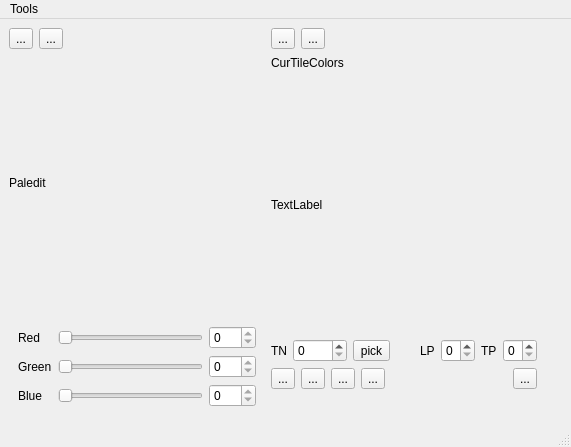
bestm80eva/TSEditor, file mainwin.ui: the form before one commit.
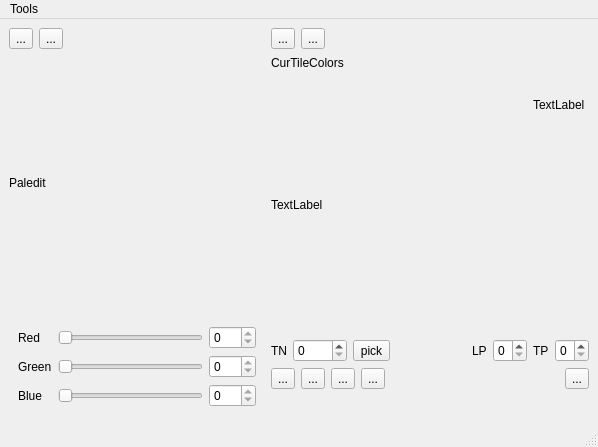
The form after the commit. Icons and pictures are not drawn. Custom widgets are drawn as their Qt base class.

Diff of the .ui file:
```diff
--- a/mainwin.ui
+++ b/mainwin.ui
@@ -6,7 +6,7 @@
    <rect>
     <x>0</x>
     <y>0</y>
-    <width>571</width>
+    <width>596</width>
     <height>429</height>
    </rect>
   </property>
@@ -14,7 +14,7 @@
    <string>MainWindow</string>
   </property>
   <widget class="QWidget" name="centralwidget">
-   <layout class="QHBoxLayout" name="horizontalLayout_5">
+   <layout class="QHBoxLayout" name="horizontalLayout_6">
     <item>
      <layout class="QVBoxLayout" name="verticalLayout">
       <item>
@@ -187,7 +187,7 @@
      </layout>
     </item>
     <item>
-     <layout class="QVBoxLayout" name="verticalLayout_2">
+     <layout class="QVBoxLayout" name="verticalLayout_3">
       <item>
        <layout class="QHBoxLayout" name="horizontalLayout_2">
         <item>
@@ -253,6 +253,8 @@
        </widget>
       </item>
       <item>
+       <layout class="QHBoxLayout" name="horizontalLayout_5">
+        <item>
        <widget class="MLabel" name="tiledit">
         <property name="sizePolicy">
          <sizepolicy hsizetype="Fixed" vsizetype="Fixed">
@@ -278,6 +280,50 @@
        </widget>
       </item>
       <item>
+         <layout class="QVBoxLayout" name="verticalLayout_2">
+          <item>
+           <widget class="MLabel" name="viewLab">
+            <property name="sizePolicy">
+             <sizepolicy hsizetype="Fixed" vsizetype="Fixed">
+              <horstretch>0</horstretch>
+              <verstretch>0</verstretch>
+             </sizepolicy>
+            </property>
+            <property name="minimumSize">
+             <size>
+              <width>56</width>
+              <height>56</height>
+             </size>
+            </property>
+            <property name="maximumSize">
+             <size>
+              <width>56</width>
+              <height>56</height>
+             </size>
+            </property>
+            <property name="text">
+             <string>TextLabel</string>
+            </property>
+           </widget>
+          </item>
+          <item>
+           <spacer name="verticalSpacer_3">
+            <property name="orientation">
+             <enum>Qt::Vertical</enum>
+            </property>
+            <property name="sizeHint" stdset="0">
+             <size>
+              <width>20</width>
+              <height>40</height>
+             </size>
+            </property>
+           </spacer>
+          </item>
+         </layout>
+        </item>
+       </layout>
+      </item>
+      <item>
        <layout class="QHBoxLayout" name="horizontalLayout_3">
         <item>
          <widget class="QLabel" name="label_6">
@@ -426,8 +472,8 @@
         </property>
         <property name="sizeHint" stdset="0">
          <size>
-          <width>20</width>
-          <height>40</height>
+          <width>281</width>
+          <height>13</height>
          </size>
         </property>
        </spacer>
@@ -454,7 +500,7 @@
     <rect>
      <x>0</x>
      <y>0</y>
-     <width>571</width>
+     <width>596</width>
      <height>20</height>
     </rect>
    </property>
```
Lines whose indentation alone changed are shown as unchanged.
